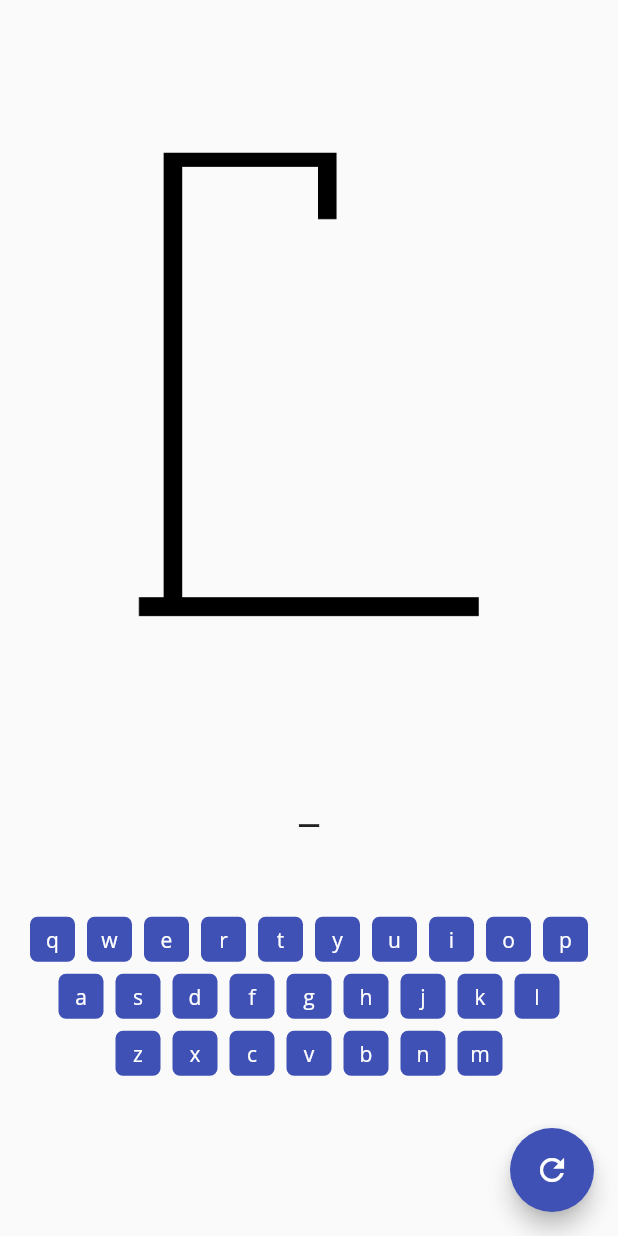
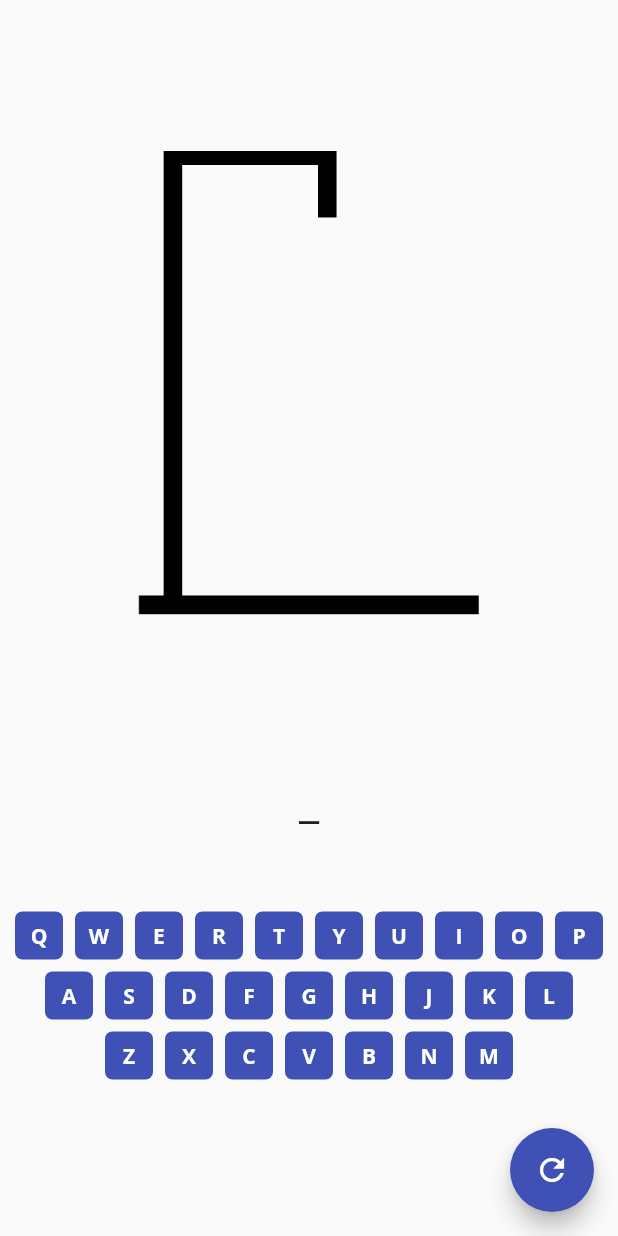
Before and after one commit to fuzzy-memory/hangman, a Flutter app: the GameScreen screen opened by its route, on a phone screen of 412 x 824 dp. Run offline on Flutter 3.47's test engine with Material 2 defaults, Android fonts, the phone set to English and light mode, and no system bars; our stand-ins replace font_awesome_flutter, package_info.

Commit message:
Minor bug fixes

```diff
--- a/lib/providers/word.dart
+++ b/lib/providers/word.dart
@@ -57,7 +57,7 @@ class Word with ChangeNotifier {
       print("Fetched meaning: $_meaning");
     } on RangeError {
       print("Range error");
-      _meaning = "There was an error retrieving the definition";
+      _meaning = "There was an error retrieving the definition (Word may be an inflection)";
     } catch (e) {
       print(e);
       _meaning = "There was an error retrieving the definition";
--- a/lib/screens/game_screen.dart
+++ b/lib/screens/game_screen.dart
@@ -45,6 +45,9 @@ class _GameScreenState extends State<GameScreen> {
           FlatButton(
             child: Text('OK'),
             onPressed: () {
+              setState(() {
+                refreshable = true;
+              });
               Navigator.of(ctx).pop();
             },
           )
@@ -122,10 +125,10 @@ class _GameScreenState extends State<GameScreen> {
                         height: MediaQuery.of(context).size.height * 0.25,
                         width: MediaQuery.of(context).size.width * 0.5,
                         alignment: Alignment.center,
-                        child: def ==
-                                "There was an error retrieving the definition"
+                        child: def.contains(
+                                "There was an error retrieving the definition")
                             ? Text(
-                                "There was an error receiving the definition",
+                                "There was an error receiving the definition - $answer may be an inflection",
                                 textAlign: TextAlign.center,
                                 style: TextStyle(
                                     fontSize: 22, color: Colors.white),
@@ -183,9 +186,11 @@ class _GameScreenState extends State<GameScreen> {
   Widget buildKeyboard() {
     return Container(
       child: showKeyboard
-          ? Column(
+          ? Flex(
+            direction: Axis.vertical,
               children: <Widget>[
-                Row(
+                Flex(
+                  direction: Axis.horizontal,
                   mainAxisAlignment: MainAxisAlignment.center,
                   children: <Widget>[
                     buildKey('Q'),
@@ -200,7 +205,8 @@ class _GameScreenState extends State<GameScreen> {
                     buildKey('P'),
                   ],
                 ),
-                Row(
+                Flex(
+                  direction: Axis.horizontal,
                   mainAxisAlignment: MainAxisAlignment.center,
                   children: <Widget>[
                     buildKey('A'),
@@ -214,7 +220,8 @@ class _GameScreenState extends State<GameScreen> {
                     buildKey('L'),
                   ],
                 ),
-                Row(
+                Flex(
+                  direction: Axis.horizontal,
                   mainAxisAlignment: MainAxisAlignment.center,
                   children: <Widget>[
                     buildKey('Z'),
@@ -287,8 +294,8 @@ class _GameScreenState extends State<GameScreen> {
         padding: const EdgeInsets.all(4.0),
         child: Container(
           // padding: EdgeInsets.all(8),
-          height: 30,
-          width: 30,
+          height: 32,
+          width: 32,
           decoration: BoxDecoration(
             borderRadius: BorderRadius.circular(5),
             color: attempted
@@ -296,8 +303,8 @@ class _GameScreenState extends State<GameScreen> {
                 : isDarkTheme ? Colors.teal : Colors.indigo,
           ),
           child: Text(
-            letter,
-            style: TextStyle(color: Colors.white),
+            letter.toUpperCase(),
+            style: TextStyle(color: Colors.white, fontWeight: FontWeight.bold),
           ),
           alignment: Alignment.center,
         ),
--- a/lib/screens/home_screen.dart
+++ b/lib/screens/home_screen.dart
@@ -122,6 +122,9 @@ class _HomeScreenState extends State<HomeScreen> {
           FlatButton(
             child: Text('OK'),
             onPressed: () {
+              setState(() {
+                clickable=true;
+              });
               Navigator.of(ctx).pop();
             },
           )
```
